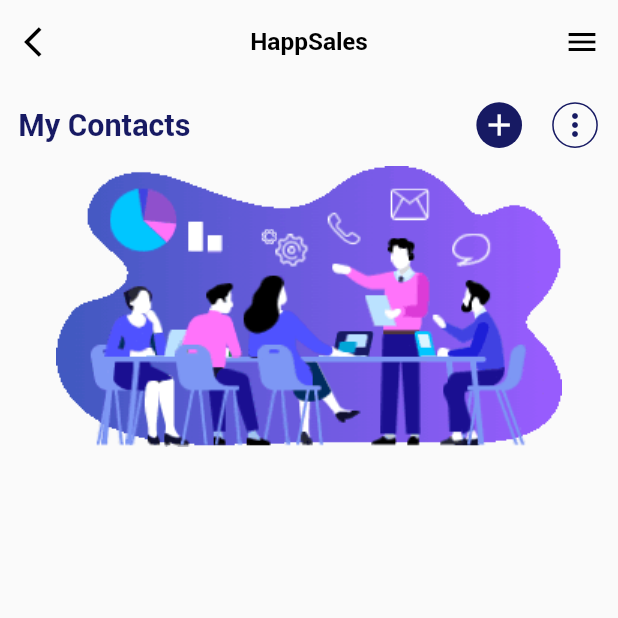
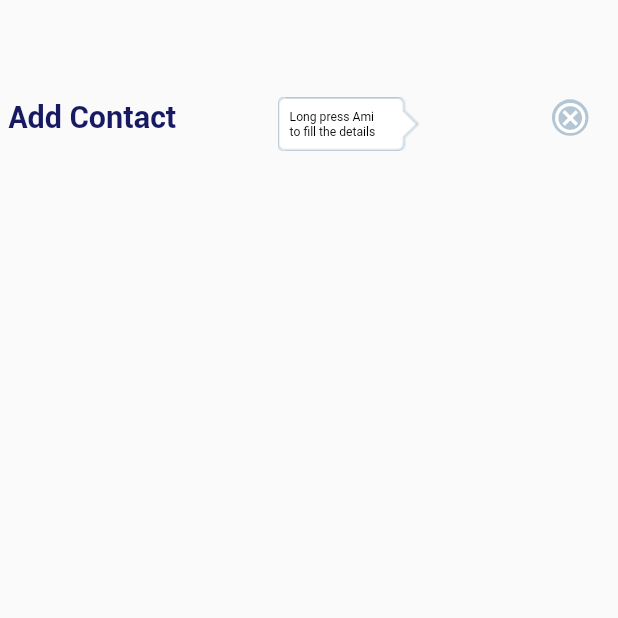
Before and after one commit to codewithjaspreet/happsales, a Flutter app: the screen it shows after launch, on a phone screen of 412 x 824 dp, the top half of it. Run offline on Flutter 3.47's test engine with Material 2 defaults, Android fonts, the phone set to English and light mode, and no system bars; our stand-ins replace bubble_tab_indicator, dio, flutter_screenutil, get, google_fonts, shared_preferences and 2 more; accounts and stored records are empty; project files that could hold a hidden picture were left out.

Commit message:
add-contact-stuff

```diff
--- a/lib/main.dart
+++ b/lib/main.dart
@@ -1,6 +1,7 @@
 import 'package:flutter/material.dart';
 import 'package:flutter_screenutil/flutter_screenutil.dart';
 import 'package:get/get_navigation/src/root/get_material_app.dart';
+import 'package:happsales_crm/view/menu/items/contacts/add_contact.dart';
 import 'package:happsales_crm/view/menu/items/contacts/contact.dart';
 void main() {
   runApp(const MyApp());
@@ -19,7 +20,7 @@ class MyApp extends StatelessWidget {
       builder: (context, a) {
         return  GetMaterialApp(
           debugShowCheckedModeBanner: false,
-          home: ContactPage(),
+          home: AddContact(),
         );
       },
     );
--- a/lib/view/dashboard/parent.dart
+++ b/lib/view/dashboard/parent.dart
@@ -7,7 +7,8 @@ import 'package:happsales_crm/view/dashboard/pages/opportunities.dart';
 import 'package:happsales_crm/view/dashboard/pages/recommendations.dart';
 import 'package:sliding_up_panel/sliding_up_panel.dart';
 
-import '../menu/menu.dart';
+import '../menu/views/menu.dart';
+
 
 
 class DashBoardPage extends StatelessWidget {
--- /dev/null
+++ b/lib/view/menu/items/contacts/add_contact.dart
@@ -0,0 +1,80 @@
+import "package:flutter/material.dart";
+import 'package:flutter_screenutil/flutter_screenutil.dart';
+
+import '../../../../utils/color.dart';
+class AddContact extends StatelessWidget {
+  const AddContact({Key? key}) : super(key: key);
+
+  @override
+  Widget build(BuildContext context) {
+    return Scaffold(
+      appBar: AppBar(
+        elevation: 0.0,
+
+        backgroundColor: Colors.transparent,
+
+
+
+      ),
+
+
+      body:  Column(
+        children: [
+          Container(
+            margin:  EdgeInsets.symmetric(horizontal: 5.w),
+            child: Row(
+              mainAxisAlignment: MainAxisAlignment.spaceBetween,
+              children: [
+
+      Text("Add Contact",style: TextStyle(fontFamily: "roboto_bold" , color: AppColors.primaryColor ,fontSize: 20.sp ),),
+               Row(
+                 children: [
+                   Container(
+                     margin: EdgeInsets.only(right: 80.w,top: 8.w,),
+                     child: Stack(
+                       children: [
+                         Positioned(
+
+                             child: Image.asset("assets/contacts/chat.png")),
+                         Positioned(
+                           child: Container(
+                             child: Padding(
+                               padding: EdgeInsets.only(right: 15.w),
+                               child: FittedBox(
+
+                                   child: Padding(
+                                     padding: const EdgeInsets.all(8.0),
+                                     child: Text("Long press Ami \nto fill the details",style: TextStyle(color: Colors.black,fontSize: 8.sp),),
+                                   )),
+                             ),
+                           ),
+                         )
+                       ],
+                     ),
+                   ),
+                   Container(
+                     margin: EdgeInsets.only(right: 12.w),
+                     decoration: BoxDecoration(
+                       color: Color(0xffB4C6D4),
+                       shape: BoxShape.circle,
+                     ),
+                     width: 24.w,
+                     height: 24.h,
+                     child: Center(
+                       child:Icon(
+                         Icons.cancel_outlined,
+                         color: Colors.white,
+                       ),
+                     ),
+                   ),
+                 ],
+               )
+              ],
+            ),
+          ),
+
+        ],
+      )
+    );
+  }
+}
--- a/pubspec.yaml
+++ b/pubspec.yaml
@@ -48,6 +48,7 @@ dependencies:
   introduction_screen:
   http:
   path_provider:
+  flutter_chat_bubble: ^2.0.2
   buttons_tabbar:
 
 dev_dependencies:
```
Also changed, not shown: assets/contacts/ami.png (added), assets/contacts/chat.png (added), lib/view/menu/views/menu.dart (renamed from lib/view/menu/menu.dart), pubspec.lock, 1 other file.
